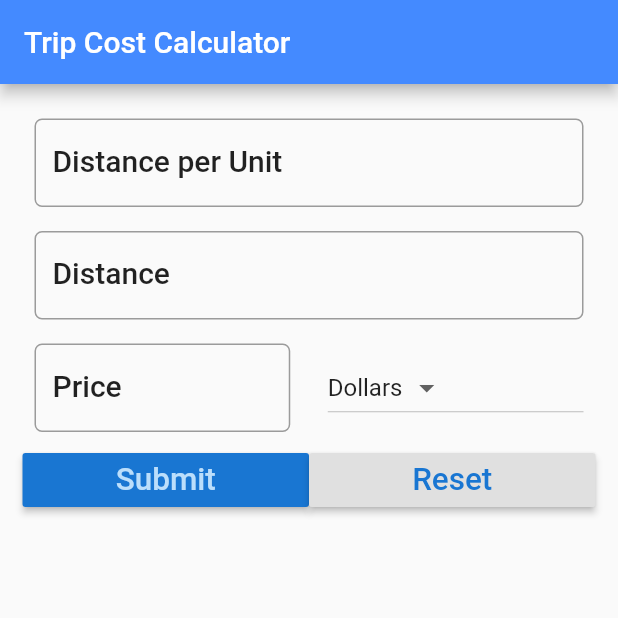
After one commit to jcripley1992/hello_flutter, a Flutter app: the FuelForm screen opened directly, after a tap on "Submit", on a phone screen of 412 x 824 dp, the top half of it. The commit adds this screen. Run offline on Flutter 3.47's test engine with Material 2 defaults, Android fonts, the phone set to English and light mode, and no system bars.

Commit message:
Trip Cost Calculator - Stateful Widgets Example

```diff
--- a/app_widgets/lib/ui/home.dart
+++ b/app_widgets/lib/ui/home.dart
@@ -76,7 +76,7 @@ class OrderButton extends StatelessWidget {
         child: RaisedButton(
           child: Text("Order your Pizza!"),
           color: Colors.lightGreen,
-          elevation: 5.0,
+          elevation: 10.0,
           onPressed: () {
             order(context);
           },
@@ -86,7 +86,7 @@ class OrderButton extends StatelessWidget {
 
   void order(BuildContext context) {
     var alert = AlertDialog(
-        title: Text("Order Completed"), content: Text("Thanks for your order"));
+        title: Text("Order Completed"), content: Text("Thanks for your order!"));
     showDialog(context: context, builder: (BuildContext context) => alert);
   }
 }
--- /dev/null
+++ b/trip_cost_app/lib/main.dart
@@ -0,0 +1,162 @@
+import 'package:flutter/material.dart';
+
+void main() => runApp(MyApp());
+
+class MyApp extends StatelessWidget {
+  // This widget is the root of your application.
+  @override
+  Widget build(BuildContext context) {
+    return MaterialApp(title: 'Trip Cost Calculator', home: FuelForm());
+  }
+}
+
+class FuelForm extends StatefulWidget {
+  @override
+  State<StatefulWidget> createState() => _FuelFormState();
+}
+
+class _FuelFormState extends State<FuelForm> {
+  final _currencies = ["Dollars", "Euro", "Pounds"];
+  final double _formDistance = 5.0;
+  String _currency = "Dollars";
+
+  TextEditingController distanceController = TextEditingController();
+  TextEditingController avgController = TextEditingController();
+  TextEditingController priceController = TextEditingController();
+
+  String result = "";
+
+  @override
+  Widget build(BuildContext context) {
+    TextStyle textStyle = Theme.of(context).textTheme.title;
+    return Scaffold(
+      appBar: AppBar(
+        title: Text("Trip Cost Calculator"),
+        backgroundColor: Colors.blueAccent,
+      ),
+      body: Container(
+        padding: EdgeInsets.all(15.0),
+        child: Column(
+          children: <Widget>[
+            Padding(
+              padding: const EdgeInsets.all(8.0),
+              child: TextField(
+                controller: distanceController,
+                decoration: InputDecoration(
+                    labelText: 'Distance per Unit',
+                    hintText: "e.g. 17",
+                    labelStyle: textStyle,
+                    border: OutlineInputBorder(
+                        borderRadius: BorderRadius.circular(5.0))),
+                keyboardType: TextInputType.number,
+              ),
+            ),
+            Padding(
+              padding: const EdgeInsets.all(8.0),
+              child: TextField(
+                controller: avgController,
+                decoration: InputDecoration(
+                    labelText: 'Distance',
+                    hintText: "e.g. 124",
+                    labelStyle: textStyle,
+                    border: OutlineInputBorder(
+                        borderRadius: BorderRadius.circular(5.0))),
+                keyboardType: TextInputType.number,
+              ),
+            ),
+            Padding(
+              padding: const EdgeInsets.all(8.0),
+              child: Row(
+                children: <Widget>[
+                  Expanded(
+                      child: TextField(
+                    controller: priceController,
+                    decoration: InputDecoration(
+                        labelText: 'Price',
+                        hintText: "e.g. 1.65",
+                        labelStyle: textStyle,
+                        border: OutlineInputBorder(
+                            borderRadius: BorderRadius.circular(5.0))),
+                    keyboardType: TextInputType.number,
+                  )),
+                  Container(width: _formDistance * 5),
+                  Expanded(
+                      child: DropdownButton<String>(
+                    items: _currencies.map((String value) {
+                      return DropdownMenuItem<String>(
+                          value: value, child: Text(value));
+                    }).toList(),
+                    value: _currency,
+                    onChanged: (String value) {
+                      _onDropdownChanged(value);
+                    },
+                  )),
+                ],
+              ),
+            ),
+            Row(
+              children: <Widget>[
+                Expanded(
+                    child: RaisedButton(
+                  color: Theme.of(context).primaryColorDark,
+                  textColor: Theme.of(context).primaryColorLight,
+                  onPressed: () {
+                    setState(() {
+                      result = _calculate();
+                    });
+                  },
+                  child: Text(
+                    "Submit",
+                    textScaleFactor: 1.5,
+                  ),
+                )),
+                Expanded(
+                    child: RaisedButton(
+                  color: Theme.of(context).buttonColor,
+                  textColor: Theme.of(context).primaryColorDark,
+                  onPressed: () {
+                    setState(() {
+                      _reset();
+                    });
+                  },
+                  child: Text(
+                    "Reset",
+                    textScaleFactor: 1.5,
+                  ),
+                )),
+              ],
+            ),
+            Text(result)
+          ],
+        ),
+      ),
+    );
+  }
+
+  _onDropdownChanged(String value) {
+    setState(() {
+      this._currency = value;
+    });
+  }
+
+  String _calculate() {
+    double _distance = double.parse(distanceController.text);
+    double _fuelCost = double.parse(priceController.text);
+    double _consumption = double.parse(avgController.text);
+    double _totalCost = _distance / _consumption * _fuelCost;
+    String _result = "The total cost of your trip is " +
+        _totalCost.toStringAsFixed(2) +
+        " " +
+        _currency;
+    return _result;
+  }
+
+  void _reset() {
+    distanceController.text="";
+    avgController.text="";
+    priceController.text="";
+    setState(() {
+     result="";
+    });
+  }
+}
```
Also changed, not shown: trip_cost_app/pubspec.yaml (added, +72 -0 lines), trip_cost_app/pubspec.lock (added), 52 other files.
